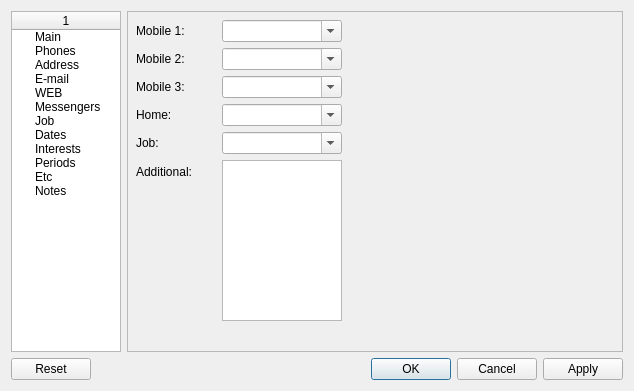
This is Forms/CPersonEdit.ui in skynowa/xxxdb as Qt 5 draws it before an edit. The edited form follows.
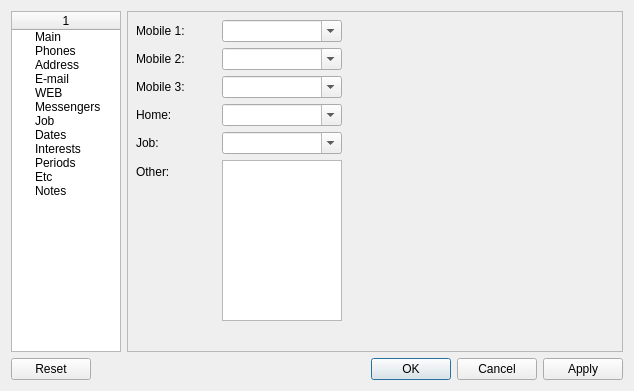
This is the edited form. The open tabs and pages were chosen to show the change.

Commit message: REVIEW: m_Ui.tedtPhoneAdditional -> m_Ui.tedtPhoneOther

The edit to the form file:
```diff
--- a/Forms/CPersonEdit.ui
+++ b/Forms/CPersonEdit.ui
@@ -477,7 +477,7 @@
         </rect>
        </property>
        <property name="text">
-        <string>Additional:</string>
+        <string>Other:</string>
        </property>
       </widget>
       <widget class="QComboBox" name="cboPhoneHome">
```
Left out of the diff: 4 changed lines with no effect on the pictures. The commit also changes 1 other file.
